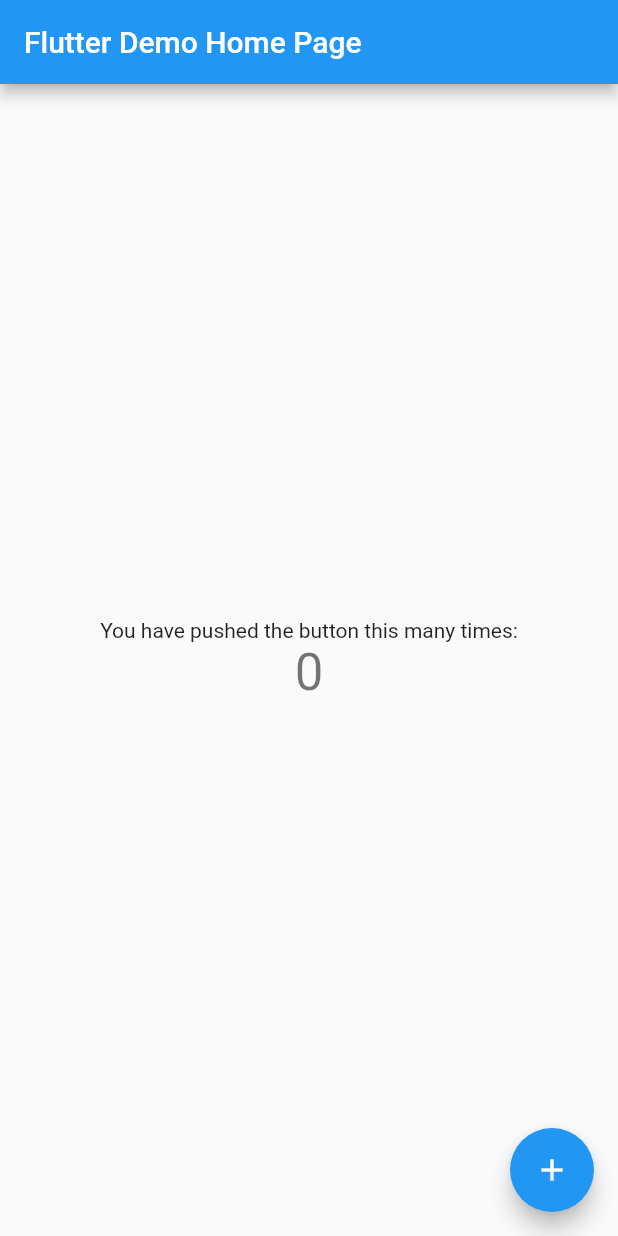
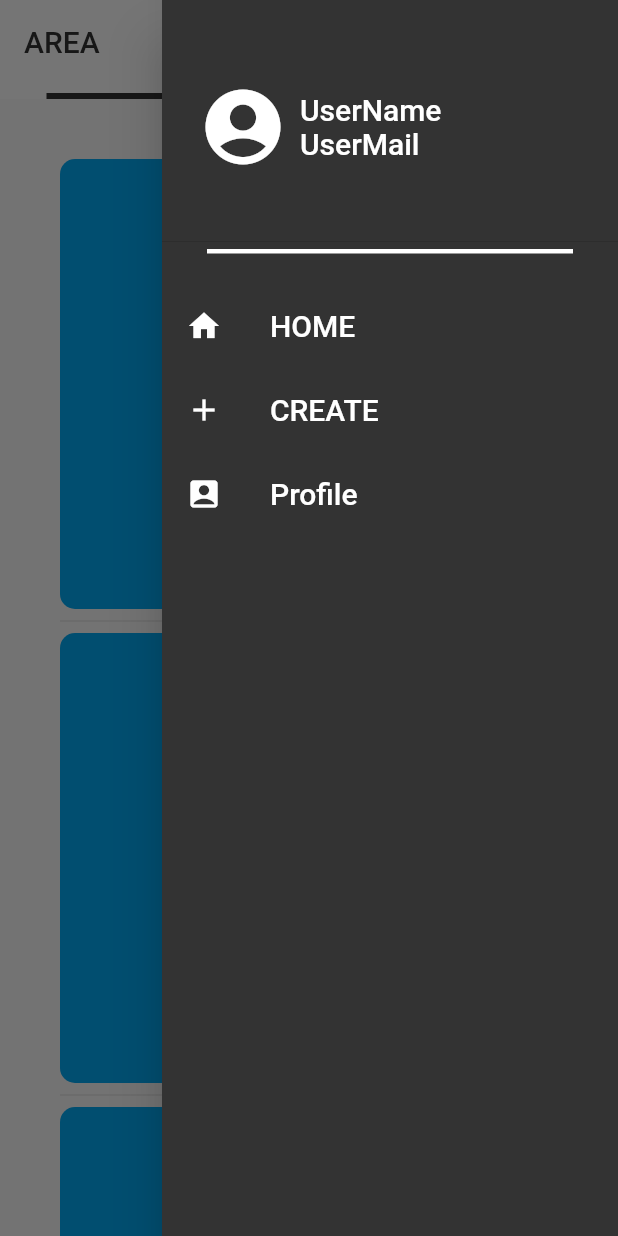
Before and after one commit to XriM/Area, a Flutter app: the screen it shows after launch, with the side drawer open (before the commit the screen has no drawer), on a phone screen of 412 x 824 dp. Run offline on Flutter 3.47's test engine with Material 2 defaults, Android fonts, the phone set to English and light mode, and no system bars.

Commit message:
feat(frontend-flutter): adding widgets and sidemenu

```diff
--- a/flutter_docker/workspace/lib/main.dart
+++ b/flutter_docker/workspace/lib/main.dart
@@ -1,115 +1,45 @@
+import 'package:area_app/widgets.dart';
 import 'package:flutter/material.dart';
+import 'sideBar.dart';
 
-void main() {
-  runApp(const MyApp());
-}
+void main() => runApp(MyApp());
 
 class MyApp extends StatelessWidget {
-  const MyApp({Key? key}) : super(key: key);
-
-  // This widget is the root of your application.
   @override
   Widget build(BuildContext context) {
     return MaterialApp(
+      debugShowCheckedModeBanner: false,
       title: 'Flutter Demo',
       theme: ThemeData(
-        // This is the theme of your application.
-        //
-        // Try running your application with "flutter run". You'll see the
-        // application has a blue toolbar. Then, without quitting the app, try
-        // changing the primarySwatch below to Colors.green and then invoke
-        // "hot reload" (press "r" in the console where you ran "flutter run",
-        // or simply save your changes to "hot reload" in a Flutter IDE).
-        // Notice that the counter didn't reset back to zero; the application
-        // is not restarted.
         primarySwatch: Colors.blue,
       ),
-      home: const MyHomePage(title: 'Flutter Demo Home Page'),
+      home: MyHomePage(),
     );
   }
 }
 
-class MyHomePage extends StatefulWidget {
-  const MyHomePage({Key? key, required this.title}) : super(key: key);
-
-  // This widget is the home page of your application. It is stateful, meaning
-  // that it has a State object (defined below) that contains fields that affect
-  // how it looks.
-
-  // This class is the configuration for the state. It holds the values (in this
-  // case the title) provided by the parent (in this case the App widget) and
-  // used by the build method of the State. Fields in a Widget subclass are
-  // always marked "final".
-
-  final String title;
-
-  @override
-  State<MyHomePage> createState() => _MyHomePageState();
-}
-
-class _MyHomePageState extends State<MyHomePage> {
-  int _counter = 0;
-
-  void _incrementCounter() {
-    setState(() {
-      // This call to setState tells the Flutter framework that something has
-      // changed in this State, which causes it to rerun the build method below
-      // so that the display can reflect the updated values. If we changed
-      // _counter without calling setState(), then the build method would not be
-      // called again, and so nothing would appear to happen.
-      _counter++;
-    });
-  }
-
+class MyHomePage extends StatelessWidget {
   @override
   Widget build(BuildContext context) {
-    // This method is rerun every time setState is called, for instance as done
-    // by the _incrementCounter method above.
-    //
-    // The Flutter framework has been optimized to make rerunning build methods
-    // fast, so that you can just rebuild anything that needs updating rather
-    // than having to individually change instances of widgets.
     return Scaffold(
-      appBar: AppBar(
-        // Here we take the value from the MyHomePage object that was created by
-        // the App.build method, and use it to set our appbar title.
-        title: Text(widget.title),
-      ),
-      body: Center(
-        // Center is a layout widget. It takes a single child and positions it
-        // in the middle of the parent.
-        child: Column(
-          // Column is also a layout widget. It takes a list of children and
-          // arranges them vertically. By default, it sizes itself to fit its
-          // children horizontally, and tries to be as tall as its parent.
-          //
-          // Invoke "debug painting" (press "p" in the console, choose the
-          // "Toggle Debug Paint" action from the Flutter Inspector in Android
-          // Studio, or the "Toggle Debug Paint" command in Visual Studio Code)
-          // to see the wireframe for each widget.
-          //
-          // Column has various properties to control how it sizes itself and
-          // how it positions its children. Here we use mainAxisAlignment to
-          // center the children vertically; the main axis here is the vertical
-          // axis because Columns are vertical (the cross axis would be
-          // horizontal).
-          mainAxisAlignment: MainAxisAlignment.center,
-          children: <Widget>[
-            const Text(
-              'You have pushed the button this many times:',
-            ),
-            Text(
-              '$_counter',
-              style: Theme.of(context).textTheme.headline4,
-            ),
-          ],
+        appBar: AppBar(
+          centerTitle: false,
+          iconTheme: IconThemeData(color: Color(0xff333333)),
+          backgroundColor: Colors.white,
+          elevation: 0,
+          bottom: PreferredSize(
+              child: Container(
+                color: Color(0xff333333),
+                height: 4.0,
+                width: 350,
+              ),
+              preferredSize: Size.fromHeight(10.0)),
+          title: Text(
+            'AREA',
+            style: TextStyle(color: Color(0xff333333)),
+          ),
         ),
-      ),
-      floatingActionButton: FloatingActionButton(
-        onPressed: _incrementCounter,
-        tooltip: 'Increment',
-        child: const Icon(Icons.add),
-      ), // This trailing comma makes auto-formatting nicer for build methods.
-    );
+        endDrawer: NavDrawer(),
+        body: widgets());
   }
 }
--- /dev/null
+++ b/flutter_docker/workspace/lib/sideBar.dart
@@ -0,0 +1,86 @@
+// ignore_for_file: prefer_const_literals_to_create_immutables
+
+import 'package:flutter/material.dart';
+
+class NavDrawer extends StatelessWidget {
+  @override
+  Widget build(BuildContext context) {
+    return Drawer(
+      backgroundColor: const Color(0xFF333333),
+      child: ListView(
+        padding: EdgeInsets.zero,
+        children: <Widget>[
+          DrawerHeader(
+              child: Row(
+            children: [
+              IconButton(
+                onPressed: () => {},
+                icon: const Icon(Icons.account_circle_rounded),
+                color: Colors.white,
+                iconSize: 60,
+              ),
+              Wrap(
+                direction: Axis.vertical,
+                spacing: 0, // to apply margin in the main axis of the wrap
+                runSpacing: 0, // to apply margin in the cross axis of the wrap
+                children: [
+                  const Text(
+                    'UserName',
+                    style: TextStyle(color: Colors.white, fontSize: 20),
+                  ),
+                  const Text(
+                    'UserMail',
+                    style: TextStyle(color: Colors.white, fontSize: 20),
+                  ),
+                ],
+              )
+            ],
+          )),
+          const Divider(
+            height: 0,
+            thickness: 3,
+            indent: 30,
+            endIndent: 30,
+            color: Colors.white,
+          ),
+          SizedBox(
+            height: 20,
+          ),
+          ListTile(
+            leading: const Icon(
+              Icons.home,
+              color: Colors.white,
+            ),
+            title: const Text(
+              'HOME',
+              style: TextStyle(color: Colors.white, fontSize: 20),
+            ),
+            onTap: () => {},
+          ),
+          ListTile(
+            leading: const Icon(
+              Icons.add,
+              color: Colors.white,
+            ),
+            title: const Text(
+              'CREATE',
+              style: TextStyle(color: Colors.white, fontSize: 20),
+            ),
+            onTap: () => {},
+          ),
+          ListTile(
+            leading: const Icon(
+              Icons.account_box_rounded,
+              color: Colors.white,
+            ),
+            title: const Text(
+              'Profile',
+              style: TextStyle(color: Colors.white, fontSize: 20),
+            ),
+            onTap: () => {},
+          ),
+        ],
+      ),
+    );
+  }
+}
--- /dev/null
+++ b/flutter_docker/workspace/lib/widgets.dart
@@ -0,0 +1,30 @@
+import 'package:flutter/material.dart';
+
+class widgets extends StatelessWidget {
+  @override
+  Widget build(BuildContext context) {
+    return ListView.separated(
+      padding: const EdgeInsets.all(40),
+      itemCount: 4,
+      itemBuilder: (BuildContext context, int index) {
+        return Container(
+          height: 300.0,
+          width: 150.0,
+          color: Colors.transparent,
+          child: Container(
+              decoration: BoxDecoration(
+                  color: Colors.lightBlue,
+                  borderRadius: BorderRadius.all(Radius.circular(10.0))),
+              child: new Center(
+                child: new Text(
+                  "TEST",
+                  style: TextStyle(fontSize: 22, color: Colors.white),
+                  textAlign: TextAlign.center,
+                ),
+              )),
+        );
+      },
+      separatorBuilder: (BuildContext context, int index) => const Divider(),
+    );
+  }
+}
```
Also changed, not shown: 168 other files.
